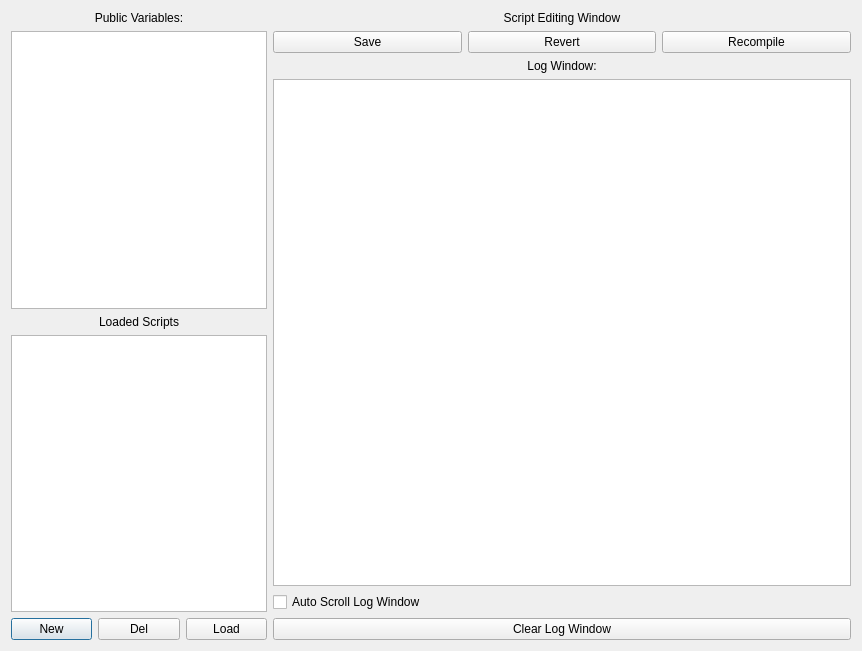
Before: the Qt Designer form ui/scriptingwindow.ui in collin80/SavvyCAN, drawn with Qt 5.
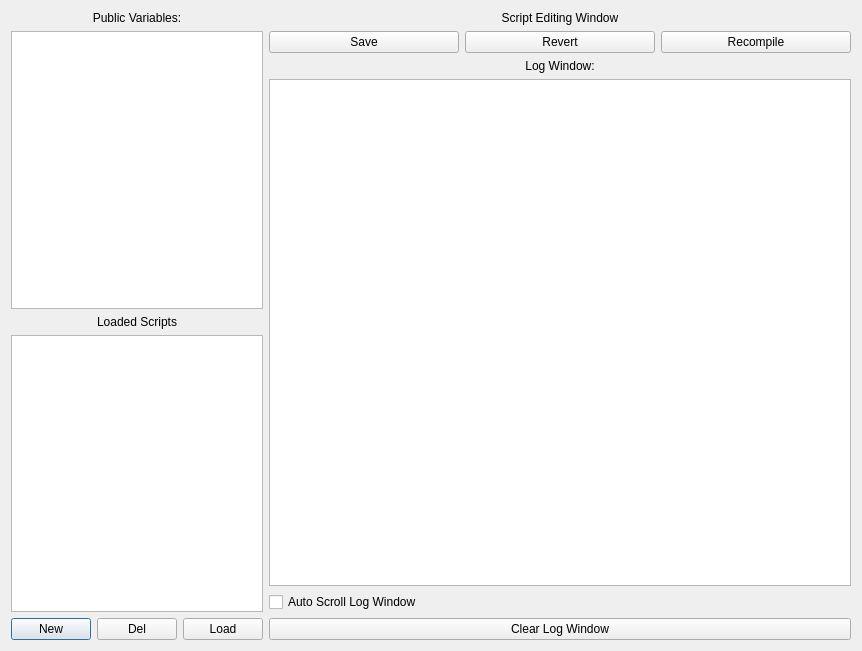
After: the same form once the commit is applied.

Commit message: Fix some bugs in script system when using multiple scripts

```diff
--- a/ui/scriptingwindow.ui
+++ b/ui/scriptingwindow.ui
@@ -13,7 +13,7 @@
   <property name="windowTitle">
    <string>Scripting Interface</string>
   </property>
-  <layout class="QHBoxLayout" name="horizontalLayout" stretch="0,4">
+  <layout class="QHBoxLayout" name="horizontalLayout" stretch="1,4">
    <item>
     <layout class="QVBoxLayout" name="verticalLayout_2">
      <item>
```
The commit also changes 2 other files.
